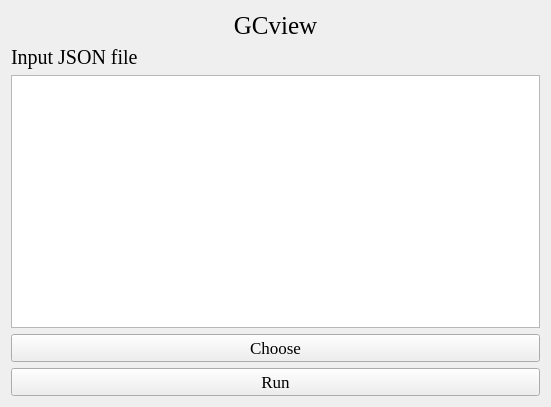
hzaurzli/MicroWorldOmics, file UI/GCview.ui: the form before one commit.
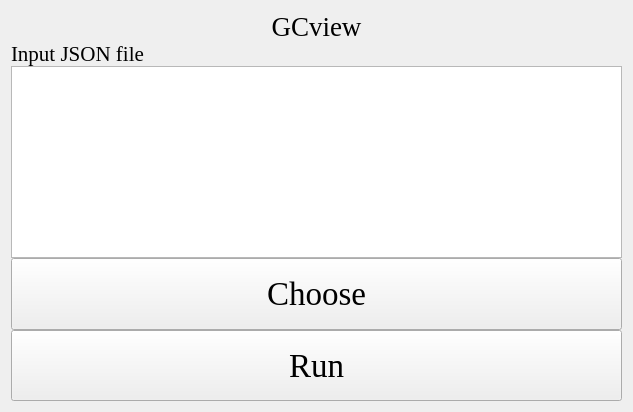
The form after the commit. Icons and pictures are not drawn.

What changed in the file:
```diff
--- a/UI/GCview.ui
+++ b/UI/GCview.ui
@@ -6,8 +6,8 @@
    <rect>
     <x>0</x>
     <y>0</y>
-    <width>551</width>
-    <height>407</height>
+    <width>633</width>
+    <height>412</height>
    </rect>
   </property>
   <property name="windowTitle">
@@ -16,22 +16,53 @@
   <property name="styleSheet">
    <string notr="true">background-image: url(D:/tools/Pycharm/pyqt/logo/green_back.png);</string>
   </property>
-  <layout class="QGridLayout" name="gridLayout_2">
+  <layout class="QGridLayout" name="gridLayout_4">
+   <property name="verticalSpacing">
+    <number>0</number>
+   </property>
    <item row="0" column="0">
-    <layout class="QGridLayout" name="gridLayout">
-     <item row="2" column="0">
-      <widget class="QTextBrowser" name="textBrowser_2">
+    <layout class="QGridLayout" name="gridLayout_5">
+     <property name="verticalSpacing">
+      <number>0</number>
+     </property>
+     <item row="5" column="0" rowspan="2" colspan="2">
+      <widget class="QTextBrowser" name="textBrowser">
        <property name="styleSheet">
         <string notr="true">background-image: url(D:/Documents/Desktop/white.png)</string>
        </property>
       </widget>
      </item>
-     <item row="0" column="0">
+     <item row="8" column="0" colspan="2">
+      <widget class="QPushButton" name="pushButton">
+       <property name="sizePolicy">
+        <sizepolicy hsizetype="Preferred" vsizetype="Preferred">
+         <horstretch>0</horstretch>
+         <verstretch>0</verstretch>
+        </sizepolicy>
+       </property>
+       <property name="font">
+        <font>
+         <family>Times New Roman</family>
+         <pointsize>25</pointsize>
+        </font>
+       </property>
+       <property name="text">
+        <string>Run</string>
+       </property>
+      </widget>
+     </item>
+     <item row="0" column="0" colspan="2">
       <widget class="QLabel" name="label">
+       <property name="sizePolicy">
+        <sizepolicy hsizetype="Preferred" vsizetype="Fixed">
+         <horstretch>0</horstretch>
+         <verstretch>0</verstretch>
+        </sizepolicy>
+       </property>
        <property name="font">
         <font>
          <family>Times New Roman</family>
-         <pointsize>19</pointsize>
+         <pointsize>20</pointsize>
         </font>
        </property>
        <property name="text">
@@ -42,25 +73,18 @@
        </property>
       </widget>
      </item>
-     <item row="3" column="0">
-      <widget class="QPushButton" name="pushButton_2">
-       <property name="font">
-        <font>
-         <family>Times New Roman</family>
-         <pointsize>13</pointsize>
-        </font>
-       </property>
-       <property name="text">
-        <string>Choose</string>
-       </property>
-      </widget>
-     </item>
-     <item row="1" column="0">
+     <item row="3" column="0" colspan="2">
       <widget class="QLabel" name="label_2">
+       <property name="sizePolicy">
+        <sizepolicy hsizetype="Preferred" vsizetype="Fixed">
+         <horstretch>0</horstretch>
+         <verstretch>0</verstretch>
+        </sizepolicy>
+       </property>
        <property name="font">
         <font>
          <family>Times New Roman</family>
-         <pointsize>15</pointsize>
+         <pointsize>16</pointsize>
         </font>
        </property>
        <property name="text">
@@ -71,16 +95,22 @@
        </property>
       </widget>
      </item>
-     <item row="4" column="0">
-      <widget class="QPushButton" name="pushButton">
+     <item row="7" column="0" colspan="2">
+      <widget class="QPushButton" name="pushButton_2">
+       <property name="sizePolicy">
+        <sizepolicy hsizetype="Preferred" vsizetype="Preferred">
+         <horstretch>0</horstretch>
+         <verstretch>0</verstretch>
+        </sizepolicy>
+       </property>
        <property name="font">
         <font>
          <family>Times New Roman</family>
-         <pointsize>13</pointsize>
+         <pointsize>25</pointsize>
         </font>
        </property>
        <property name="text">
-        <string>Run</string>
+        <string>Choose</string>
        </property>
       </widget>
      </item>
```
